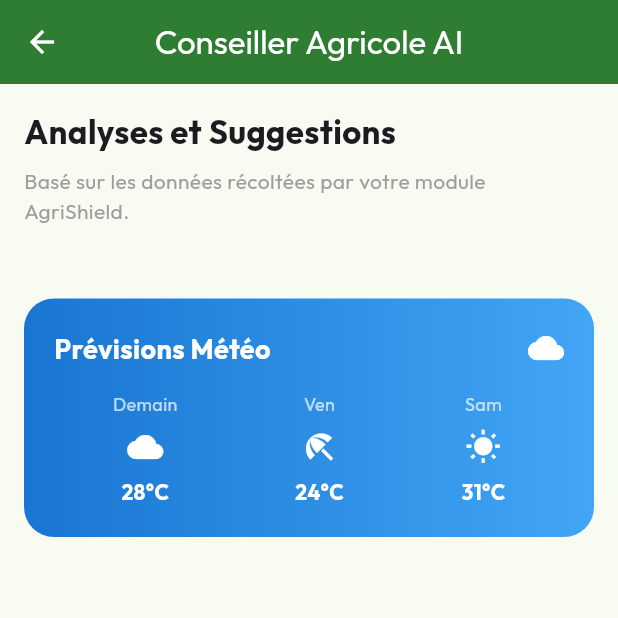
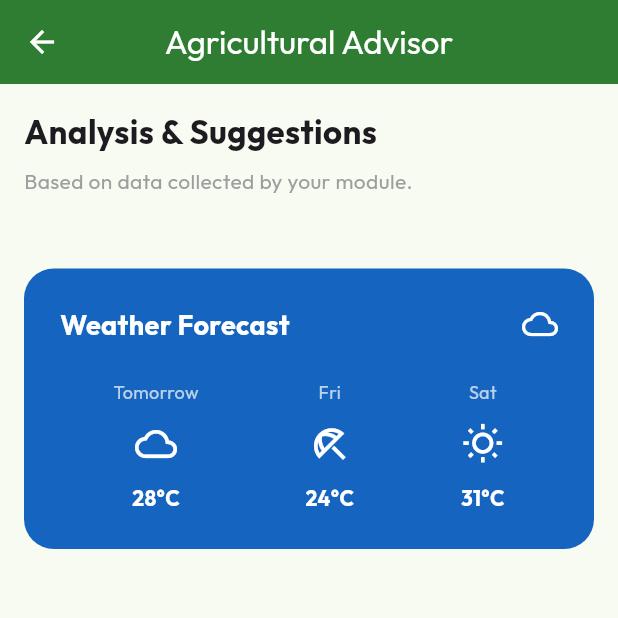
Before and after one commit to psycho237-prog/AgriShield, a Flutter app: the AdvisorScreen screen opened directly, on a phone screen of 412 x 824 dp, the top half of it. Run offline on Flutter 3.47's test engine with Material 3 defaults, Android fonts, the light colour scheme and no system bars; our stand-ins replace fl_chart, google_fonts, shared_preferences; accounts and stored records are empty; network calls fail.

Commit message:
Major Update: 24h Trends, Localization (EN/FR), Professional Redesign (No Emojis), and Multi-ESP32 Firmware support

```diff
--- a/mobile_app/lib/screens/advisor_screen.dart
+++ b/mobile_app/lib/screens/advisor_screen.dart
@@ -1,4 +1,6 @@
 import 'package:flutter/material.dart';
+import '../services/api_service.dart';
+import '../services/localization_service.dart';
 
 class AdvisorScreen extends StatelessWidget {
   final Map<String, dynamic>? currentData;
@@ -17,45 +19,27 @@ class AdvisorScreen extends StatelessWidget {
     // Irrigation Logic
     if (moisture < 30) {
       suggestions.add({
-        'title': 'Irrigation Urgente',
-        'desc': 'L\'humidité du sol est critique ($moisture%). Arrosez immédiatement pour éviter le flétrissement.',
-        'icon': Icons.water_drop,
+        'title': AppStrings.currentLang == 'en' ? 'Urgent Irrigation' : 'Irrigation Urgente',
+        'desc': AppStrings.currentLang == 'en' ? 'Soil moisture is critical. Water immediately.' : 'L\'humidité du sol est critique. Arrosez immédiatement.',
+        'icon': Icons.water_drop_outlined,
         'color': Colors.red,
-      });
-    } else if (moisture < 50) {
-      suggestions.add({
-        'title': 'Planifier Arrosage',
-        'desc': 'Le sol commence à s\'assécher. Un arrosage léger en fin de journée serait bénéfique.',
-        'icon': Icons.opacity,
-        'color': Colors.orange,
       });
     }
 
-    // Heat Stress
     if (temp > 32) {
       suggestions.add({
-        'title': 'Stress Thermique',
-        'desc': 'Température élevée ($temp°C). Si possible, activez l\'ombrage ou augmentez l\'humidité ambiante.',
-        'icon': Icons.wb_sunny,
+        'title': AppStrings.currentLang == 'en' ? 'Heat Stress' : 'Stress Thermique',
+        'desc': AppStrings.currentLang == 'en' ? 'High temperature detected. Provide shade.' : 'Température élevée détectée. Prévoyez de l\'ombre.',
+        'icon': Icons.wb_sunny_outlined,
         'color': Colors.orange,
-      });
-    }
-
-    // Disease Risk (High Humidity + Warm Temp)
-    if (humidity > 85 && temp > 25) {
-      suggestions.add({
-        'title': 'Risque de Mildiou',
-        'desc': 'Humidité élevée et chaleur favorisent les champignons. Surveillez l\'apparition de taches sur les feuilles.',
-        'icon': Icons.bug_report,
-        'color': Colors.purple,
       });
     }
 
     if (suggestions.isEmpty) {
       suggestions.add({
-        'title': 'Conditions Optimales',
-        'desc': 'Tous les indicateurs sont au vert. Vos plantes s\'épanouissent dans ces conditions.',
-        'icon': Icons.check_circle,
+        'title': AppStrings.currentLang == 'en' ? 'Optimal Conditions' : 'Conditions Optimales',
+        'desc': AppStrings.currentLang == 'en' ? 'All metrics are within target range.' : 'Toutes les métriques sont dans la plage cible.',
+        'icon': Icons.check_circle_outline,
         'color': Colors.green,
       });
     }
@@ -68,15 +52,15 @@ class AdvisorScreen extends StatelessWidget {
     final suggestions = _generateSuggestions();
 
     return Scaffold(
-      appBar: AppBar(title: const Text('Conseiller Agricole AI')),
+      appBar: AppBar(title: Text(AppStrings.get('nav_advisor'))),
       body: ListView(
         padding: const EdgeInsets.all(16),
         children: [
-          const Text('Analyses et Suggestions',
-            style: TextStyle(fontSize: 22, fontWeight: FontWeight.bold)),
+          Text(AppStrings.get('suggestions_title'),
+            style: const TextStyle(fontSize: 22, fontWeight: FontWeight.bold)),
           const SizedBox(height: 8),
-          const Text('Basé sur les données récoltées par votre module AgriShield.',
-            style: TextStyle(color: Colors.grey)),
+          Text(AppStrings.get('suggestions_desc'),
+            style: const TextStyle(color: Colors.grey)),
           const SizedBox(height: 24),
           ...suggestions.map((s) => _buildSuggestionCard(s)).toList(),
           const SizedBox(height: 24),
@@ -89,14 +73,18 @@ class AdvisorScreen extends StatelessWidget {
   Widget _buildSuggestionCard(Map<String, dynamic> s) {
     return Card(
       margin: const EdgeInsets.only(bottom: 16),
-      shape: RoundedRectangleBorder(borderRadius: BorderRadius.circular(15)),
+      elevation: 0,
+      shape: RoundedRectangleBorder(
+        borderRadius: BorderRadius.circular(15),
+        side: BorderSide(color: Colors.grey[200]!),
+      ),
       child: ListTile(
         contentPadding: const EdgeInsets.all(16),
-        leading: Icon(s['icon'], color: s['color'], size: 40),
-        title: Text(s['title'], style: const TextStyle(fontWeight: FontWeight.bold, fontSize: 18)),
+        leading: Icon(s['icon'], color: s['color'], size: 36),
+        title: Text(s['title'], style: const TextStyle(fontWeight: FontWeight.bold, fontSize: 17)),
         subtitle: Padding(
           padding: const EdgeInsets.only(top: 8.0),
-          child: Text(s['desc']),
+          child: Text(s['desc'], style: const TextStyle(fontSize: 14)),
         ),
       ),
     );
@@ -104,28 +92,28 @@ class AdvisorScreen extends StatelessWidget {
 
   Widget _buildWeatherPreview() {
     return Container(
-      padding: const EdgeInsets.all(20),
+      padding: const EdgeInsets.all(24),
       decoration: BoxDecoration(
-        gradient: LinearGradient(colors: [Colors.blue[700]!, Colors.blue[400]!]),
+        color: Colors.blue[800],
         borderRadius: BorderRadius.circular(20),
       ),
-      child: const Column(
+      child: Column(
         crossAxisAlignment: CrossAxisAlignment.start,
         children: [
           Row(
             mainAxisAlignment: MainAxisAlignment.spaceBetween,
             children: [
-              Text('Prévisions Météo', style: TextStyle(color: Colors.white, fontSize: 18, fontWeight: FontWeight.bold)),
-              Icon(Icons.cloud, color: Colors.white),
+              Text(AppStrings.get('weather_title'), style: const TextStyle(color: Colors.white, fontSize: 18, fontWeight: FontWeight.bold)),
+              const Icon(Icons.cloud_outlined, color: Colors.white),
             ],
           ),
-          SizedBox(height: 16),
-          Row(
+          const SizedBox(height: 24),
+          const Row(
             mainAxisAlignment: MainAxisAlignment.spaceAround,
             children: [
-              _WeatherDay(day: 'Demain', icon: Icons.wb_cloudy, temp: '28°C'),
-              _WeatherDay(day: 'Ven', icon: Icons.beach_access, temp: '24°C'),
-              _WeatherDay(day: 'Sam', icon: Icons.wb_sunny, temp: '31°C'),
+              _WeatherDay(day: 'Tomorrow', icon: Icons.cloud_outlined, temp: '28°C'),
+              _WeatherDay(day: 'Fri', icon: Icons.beach_access_outlined, temp: '24°C'),
+              _WeatherDay(day: 'Sat', icon: Icons.wb_sunny_outlined, temp: '31°C'),
             ],
           )
         ],
@@ -145,9 +133,9 @@ class _WeatherDay extends StatelessWidget {
     return Column(
       children: [
         Text(day, style: const TextStyle(color: Colors.white70, fontSize: 12)),
-        const SizedBox(height: 8),
-        Icon(icon, color: Colors.white, size: 24),
-        const SizedBox(height: 8),
+        const SizedBox(height: 12),
+        Icon(icon, color: Colors.white, size: 28),
+        const SizedBox(height: 12),
         Text(temp, style: const TextStyle(color: Colors.white, fontWeight: FontWeight.bold)),
       ],
     );
--- /dev/null
+++ b/mobile_app/lib/services/localization_service.dart
@@ -0,0 +1,76 @@
+class AppStrings {
+  static Map<String, Map<String, String>> translations = {
+    'en': {
+      'app_title': 'AgriShield',
+      'nav_dashboard': 'Dashboard',
+      'nav_advisor': 'Agricultural Advisor',
+      'nav_config': 'Crop Configuration',
+      'nav_logs': 'Historical Logs',
+      'nav_stats': 'Trend Analysis',
+      'nav_lang': 'Language: English',
+      'risk_level': 'Risk Level',
+      'status_normal': 'Normal conditions',
+      'air_temp': 'Air Temperature',
+      'air_hum': 'Air Humidity',
+      'soil_moist': 'Soil Moisture',
+      'soil_temp': 'Soil Temperature',
+      'battery': 'Battery',
+      'solar_charging': 'Solar Charging Active',
+      'on_battery': 'Operating on Battery',
+      'sync_required': 'First Synchronization Required',
+      'sync_desc': 'Connect to AgriShield Wi-Fi to synchronize data.',
+      'btn_retry': 'Retry Synchronization',
+      'offline_mode': 'Offline Mode: Viewing cached data',
+      'btn_refresh': 'Refresh',
+      'apply_profile': 'Select this profile',
+      'profile_applied': 'Profile applied successfully!',
+      'error_module': 'Error: Unable to connect to module.',
+      'suggestions_title': 'Analysis & Suggestions',
+      'suggestions_desc': 'Based on data collected by your module.',
+      'weather_title': 'Weather Forecast',
+      'trends_title': '24h Trend Analysis',
+      'stats_last_24h': 'Last 24 Hours Metrics',
+    },
+    'fr': {
+      'app_title': 'AgriShield',
+      'nav_dashboard': 'Tableau de Bord',
+      'nav_advisor': 'Conseiller Agricole',
+      'nav_config': 'Configuration des Cultures',
+      'nav_logs': 'Journal Historique',
+      'nav_stats': 'Analyse des Tendances',
+      'nav_lang': 'Langue : Français',
+      'risk_level': 'Niveau de Risque',
+      'status_normal': 'Conditions normales',
+      'air_temp': 'Température Air',
+      'air_hum': 'Humidité Air',
+      'soil_moist': 'Humidité Sol',
+      'soil_temp': 'Température Sol',
+      'battery': 'Batterie',
+      'solar_charging': 'Recharge Solaire Active',
+      'on_battery': 'Utilisation de la batterie',
+      'sync_required': 'Première Connexion Requise',
+      'sync_desc': 'Connectez-vous au Wi-Fi AgriShield pour synchroniser les données initiales.',
+      'btn_retry': 'Tenter la synchronisation',
+      'offline_mode': 'Mode Hors Ligne : Affichage des données enregistrées',
+      'btn_refresh': 'Actualiser',
+      'apply_profile': 'Sélectionner ce profil',
+      'profile_applied': 'Profil appliqué avec succès !',
+      'error_module': 'Erreurs : Impossible de contacter le module.',
+      'suggestions_title': 'Analyses et Suggestions',
+      'suggestions_desc': 'Basé sur les données récoltées par votre module.',
+      'weather_title': 'Prévisions Météo',
+      'trends_title': 'Analyse des Tendances 24h',
+      'stats_last_24h': 'Métriques des dernières 24 heures',
+    },
+  };
+
+  static String currentLang = 'en';
+
+  static String get(String key) {
+    return translations[currentLang]?[key] ?? key;
+  }
+
+  static void toggleLang() {
+    currentLang = currentLang == 'en' ? 'fr' : 'en';
+  }
+}
```
Also changed, not shown: mobile_app/lib/screens/config_screen.dart (+45 -64 lines), mobile_app/lib/screens/dashboard_screen.dart (+101 -93 lines), mobile_app/lib/screens/stats_screen.dart (added, +123 -0 lines), 2 other files.
